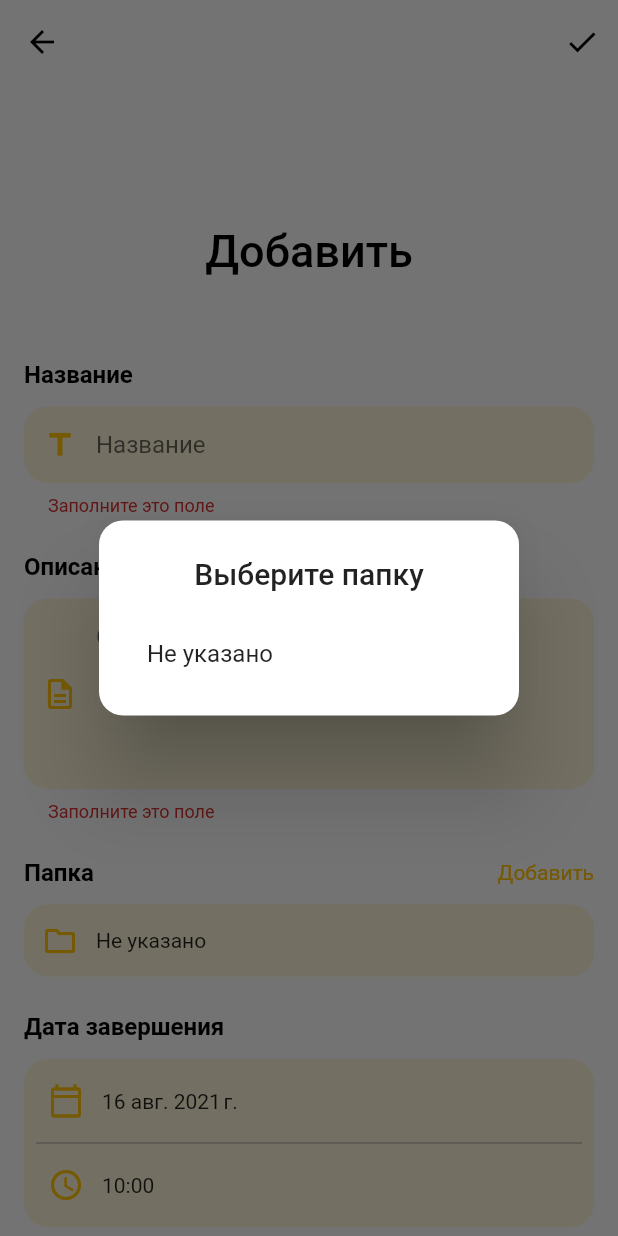
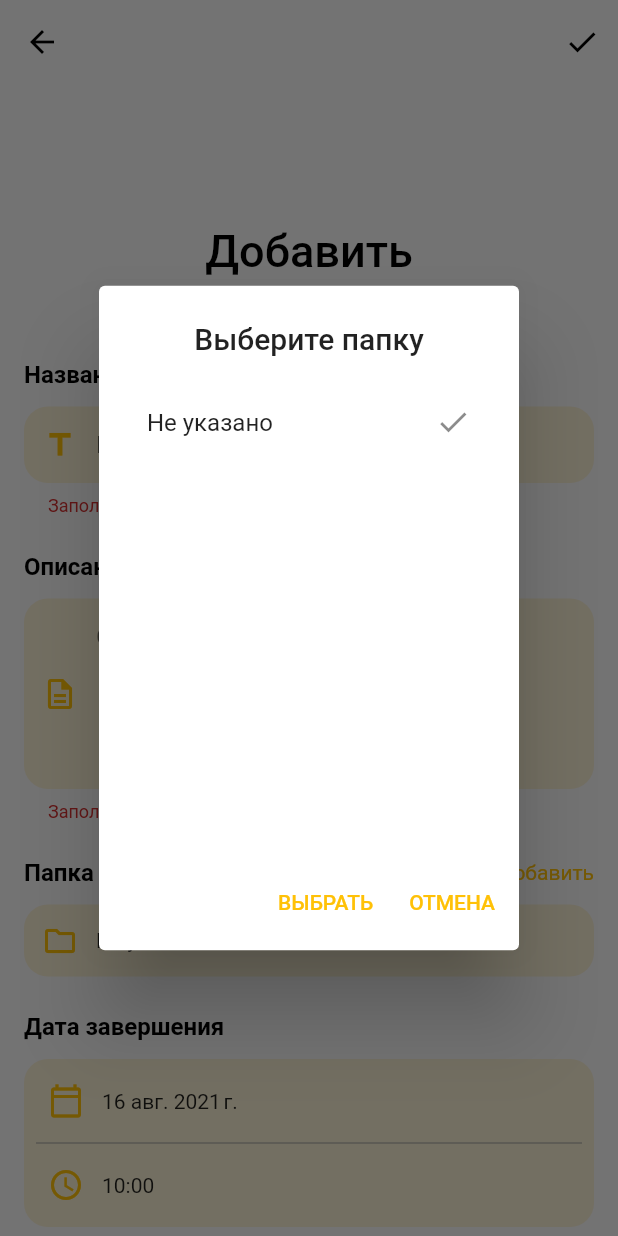
Before and after one commit to just-another-kirill-ilichev/sample_todo_app, a Flutter app: the TodoFormPage screen opened by its route, after a tap on the "check" icon, after a tap on "Не указано", on a phone screen of 412 x 824 dp. Run offline on Flutter 3.47's test engine with Material 2 defaults, Android fonts, the phone set to English and light mode, and no system bars; our stand-ins replace sqflite; accounts and stored records are empty.

Commit message:
Update custom selector UI

```diff
--- a/lib/page/todo_form_page/todo_form_page.dart
+++ b/lib/page/todo_form_page/todo_form_page.dart
@@ -9,7 +9,7 @@ import 'package:sample_todo_app/state/folders_change_notifier.dart';
 import 'package:sample_todo_app/state/todo_change_notifier.dart';
 import 'package:sample_todo_app/widget/custom_form_scaffold.dart';
 import 'package:sample_todo_app/widget/custom_form_section.dart';
-import 'package:sample_todo_app/widget/custom_selector.dart';
+import 'package:sample_todo_app/widget/custom_selector/custom_selector.dart';
 import 'package:sample_todo_app/widget/date_time_field.dart';
 
 class TodoFormPage extends StatelessWidget {
--- a/lib/widget/custom_selector.dart
+++ b/lib/widget/custom_selector/custom_selector.dart
@@ -1,4 +1,7 @@
+import 'package:flutter/cupertino.dart';
 import 'package:flutter/material.dart';
+import 'package:sample_todo_app/widget/custom_selector/custom_selector_action_sheet.dart';
+import 'package:sample_todo_app/widget/custom_selector/custom_selector_dialog.dart';
 
 class CustomSelectorItem<T> {
   final T? value;
@@ -65,43 +68,29 @@ class CustomSelector<T> extends StatelessWidget {
   Future<void> _select(BuildContext context) async {
     FocusScope.of(context).unfocus();
 
-    var result = await showDialog<T>(
-      context: context,
-      builder: (ctx) => _CustomSelectorDialog<T>(
-        items: items,
-        title: dialogTitle,
-      ),
-    );
+    var platform = Theme.of(context).platform;
+    T? result;
+
+    if (platform == TargetPlatform.iOS) {
+      result = await showCupertinoModalPopup(
+        context: context,
+        builder: (ctx) => CustomSelectorActionSheet<T>(
+          title: dialogTitle,
+          items: items,
+          value: value,
+        ),
+      );
+    } else {
+      result = await showDialog<T>(
+        context: context,
+        builder: (ctx) => CustomSelectorDialog<T>(
+          items: items,
+          title: dialogTitle,
+          value: value,
+        ),
+      );
+    }
 
     onChanged(result);
   }
 }
-
-class _CustomSelectorDialog<T> extends StatelessWidget {
-  final String title;
-  final List<CustomSelectorItem<T>> items;
-
-  const _CustomSelectorDialog({
-    Key? key,
-    required this.items,
-    required this.title,
-  }) : super(key: key);
-
-  @override
-  Widget build(BuildContext context) {
-    return SimpleDialog(
-      shape: RoundedRectangleBorder(borderRadius: BorderRadius.circular(16)),
-      title: Center(child: Text(title)),
-      contentPadding: const EdgeInsets.all(16),
-      children: items.map((e) => _buildItem(context, e)).toList(),
-    );
-  }
-
-  Widget _buildItem(BuildContext context, CustomSelectorItem<T> item) {
-    return SimpleDialogOption(
-      padding: const EdgeInsets.all(16),
-      child: item.child,
-      onPressed: () => Navigator.pop(context, item.value),
-    );
-  }
-}
--- /dev/null
+++ b/lib/widget/custom_selector/custom_selector_action_sheet.dart
@@ -0,0 +1,35 @@
+import 'package:flutter/cupertino.dart';
+import 'package:flutter/material.dart';
+import 'package:sample_todo_app/widget/custom_selector/custom_selector.dart';
+
+class CustomSelectorActionSheet<T> extends StatelessWidget {
+  final String title;
+  final T? value;
+  final List<CustomSelectorItem<T>> items;
+
+  const CustomSelectorActionSheet({
+    Key? key,
+    required this.title,
+    required this.items,
+    required this.value,
+  }) : super(key: key);
+
+  @override
+  Widget build(BuildContext context) {
+    return CupertinoActionSheet(
+      title: Text(title),
+      actions: items.map((e) => _buildItem(context, e)).toList(),
+      cancelButton: CupertinoActionSheetAction(
+        child: Text('Отмена'),
+        onPressed: () => Navigator.pop(context, value),
+      ),
+    );
+  }
+
+  Widget _buildItem(BuildContext context, CustomSelectorItem<T> item) {
+    return CupertinoActionSheetAction(
+      onPressed: () => Navigator.pop(context, item.value),
+      child: item.child,
+    );
+  }
+}
--- /dev/null
+++ b/lib/widget/custom_selector/custom_selector_dialog.dart
@@ -0,0 +1,67 @@
+import 'package:flutter/material.dart';
+import 'package:sample_todo_app/widget/custom_selector/custom_selector.dart';
+
+class CustomSelectorDialog<T> extends StatefulWidget {
+  final String title;
+  final T? value;
+  final List<CustomSelectorItem<T>> items;
+
+  const CustomSelectorDialog({
+    Key? key,
+    required this.items,
+    required this.title,
+    required this.value,
+  }) : super(key: key);
+
+  @override
+  _CustomSelectorDialogState<T> createState() =>
+      _CustomSelectorDialogState<T>();
+}
+
+class _CustomSelectorDialogState<T> extends State<CustomSelectorDialog<T>> {
+  T? _value;
+
+  @override
+  void initState() {
+    _value = widget.value;
+    super.initState();
+  }
+
+  @override
+  Widget build(BuildContext context) {
+    return AlertDialog(
+      title: Center(child: Text(widget.title)),
+      contentPadding: const EdgeInsets.all(16),
+      content: _buildList(context),
+      actions: [
+        TextButton(
+          child: Text('ВЫБРАТЬ'),
+          onPressed: () => Navigator.pop(context, _value),
+        ),
+        TextButton(
+          child: Text('ОТМЕНА'),
+          onPressed: () => Navigator.pop(context, widget.value),
+        ),
+      ],
+    );
+  }
+
+  Widget _buildList(BuildContext context) {
+    return SizedBox(
+      height: 300,
+      child: SingleChildScrollView(
+        child: Column(
+          children: widget.items.map((e) => _buildItem(context, e)).toList(),
+        ),
+      ),
+    );
+  }
+
+  Widget _buildItem(BuildContext context, CustomSelectorItem<T> item) {
+    return ListTile(
+      trailing: _value == item.value ? Icon(Icons.check) : SizedBox(),
+      title: item.child,
+      onTap: () => setState(() => _value = item.value),
+    );
+  }
+}
```
